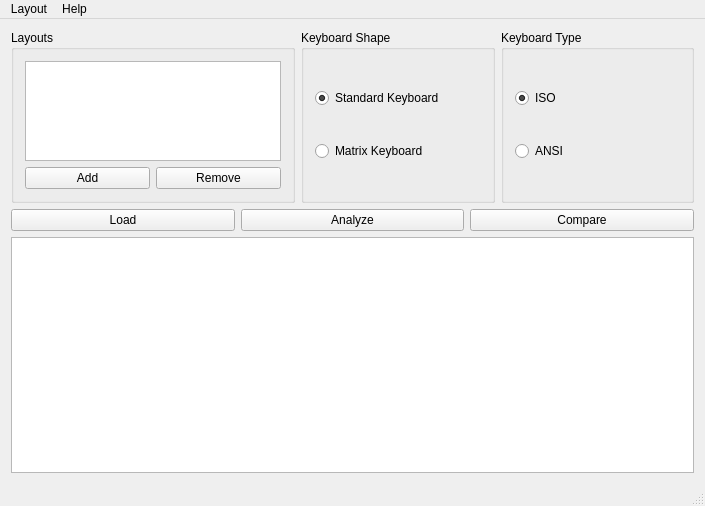
Qt form Source/mainwindow.ui (mehdioa/takla) before a commit.
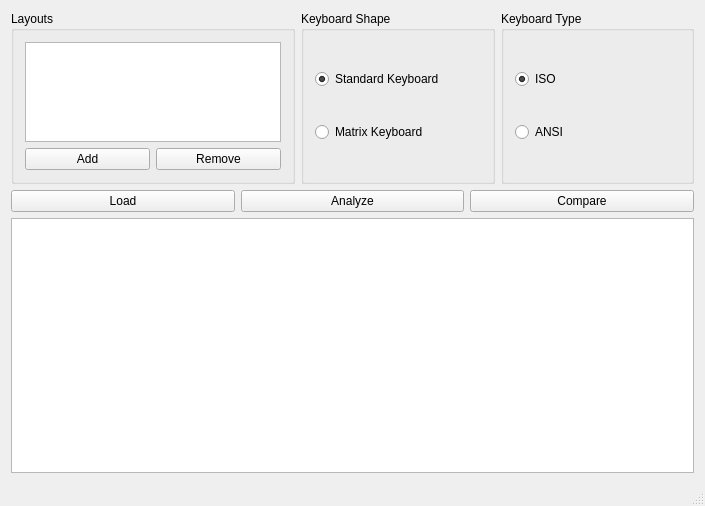
The same form after that commit. Icons and pictures are not drawn.

Diff of the .ui file:
```diff
--- a/Source/mainwindow.ui
+++ b/Source/mainwindow.ui
@@ -203,26 +203,6 @@
      <height>23</height>
     </rect>
    </property>
-   <widget class="QMenu" name="menuLayout">
-    <property name="title">
-     <string>Layout</string>
-    </property>
-    <addaction name="actionCreate"/>
-    <addaction name="separator"/>
-    <addaction name="actionQuit"/>
-   </widget>
-   <widget class="QMenu" name="menuHelp">
-    <property name="title">
-     <string>Help</string>
-    </property>
-    <addaction name="separator"/>
-    <addaction name="actionManual"/>
-    <addaction name="separator"/>
-    <addaction name="actionAboutKLA"/>
-    <addaction name="actionAboutQt"/>
-   </widget>
-   <addaction name="menuLayout"/>
-   <addaction name="menuHelp"/>
   </widget>
   <widget class="QStatusBar" name="statusBar"/>
   <action name="actionCreate">
```
Left out of the diff: 45 changed lines with no effect on the pictures.
